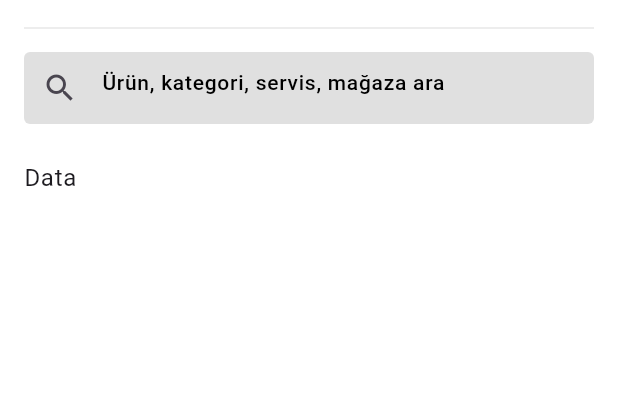
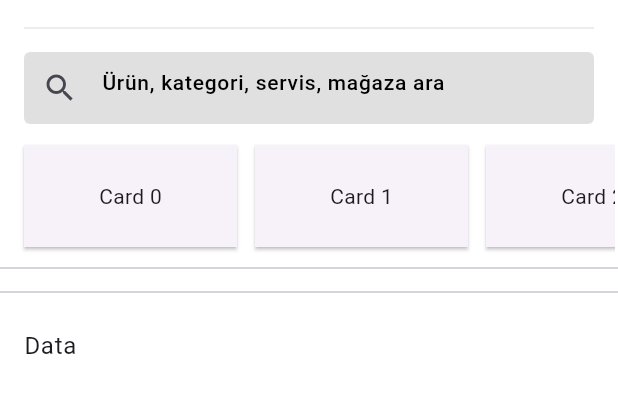
Before and after one commit to mustfakara/arcelik_flutter_app, a Flutter app: the screen it shows after launch, with the side drawer open, on a phone screen of 412 x 824 dp, the part 53-466 px from its top. Run offline on Flutter 3.47's test engine with Material 3 defaults, Android fonts, the light colour scheme and no system bars; our stand-ins replace google_fonts.

Commit message:
Adding Card Section to Drawer
feat - Added new card slide section, this will get
the images from database to show the adds.

style - Card section got seperated to another file
for better looking.

test - main2.dart and main3.dart files are test files.

```diff
--- a/lib/utils/arcelik_drawer.dart
+++ b/lib/utils/arcelik_drawer.dart
@@ -1,9 +1,22 @@
 import 'package:flutter/material.dart';
+import 'package:arcelik_flutter_app/utils/custom_card.dart';
 
 class ArcelikDrawer extends StatelessWidget {
   const ArcelikDrawer({super.key});
 
-  @override
+//   @override
+//   State<ArcelikDrawer> createState() => _ArcelikDrawerState();
+// }
+
+// class _ArcelikDrawerState extends State<ArcelikDrawer> {
+//   final ScrollController _scrollController = ScrollController();
+
+//   @override
+//   void dispose() {
+//     _scrollController.dispose();
+//     super.dispose();
+//   }
+
   @override
   Widget build(BuildContext context) {
     return SizedBox(
@@ -68,7 +81,11 @@ class ArcelikDrawer extends StatelessWidget {
                 ),
               ),
             ),
-            // Add more list items as needed
+
+            CustomCard(),
+            Divider(),
+            Divider(),
+
             const ListTile(
               title: Text('Data'),
             ),
--- /dev/null
+++ b/lib/utils/custom_card.dart
@@ -0,0 +1,32 @@
+import 'package:flutter/material.dart';
+
+class CustomCard extends StatelessWidget {
+  final ScrollController scrollController = ScrollController();
+
+  CustomCard({super.key});
+
+  @override
+  Widget build(BuildContext context) {
+    return Container(
+      padding: const EdgeInsets.only(left: 10.0, right: 2.0),
+      height: 80,
+      child: ListView.builder(
+        controller: scrollController,
+        scrollDirection: Axis.horizontal,
+        itemCount: 10,
+        itemBuilder: (context, index) {
+          return Container(
+            width: 150,
+            margin: const EdgeInsets.all(2.0),
+            child: Card(
+              shape: const Border(),
+              child: Center(
+                child: Text('Card $index'),
+              ),
+            ),
+          );
+        },
+      ),
+    );
+  }
+}
```
Also changed, not shown: lib/main2.dart (added, +77 -0 lines), lib/main3.dart (added, +92 -0 lines).
